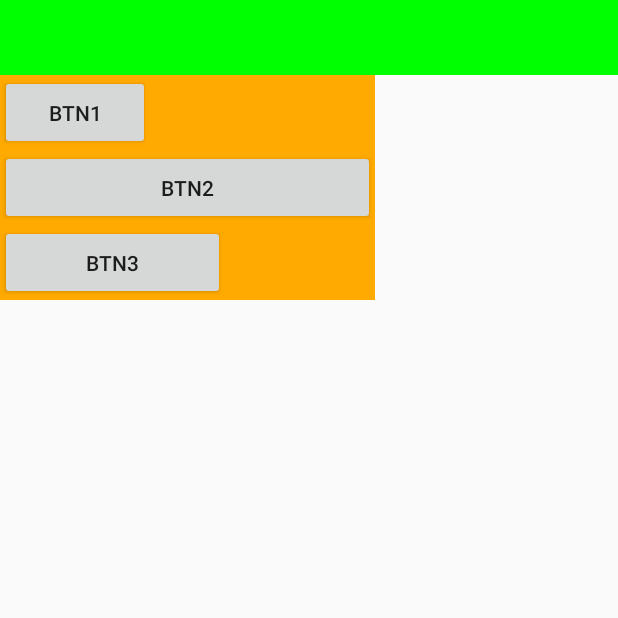
After one commit to MyGaozhd/StudyDemo, an Android app: the StudyViewActivity screen opened directly, with no data from a screen before it, on a phone screen of 412 x 824 dp, the top half of it. The commit adds this screen. Run offline under Robolectric (Android 15) with nearby library versions, the phone set to English and light mode, and no system bars; 3 statements that could not run were skipped.

Commit message:
1.自定义View 2.自定义ViewGroup

```diff
--- a/app/src/main/AndroidManifest.xml
+++ b/app/src/main/AndroidManifest.xml
@@ -48,6 +48,7 @@
         <activity android:name=".androidbase.widget.WidgetActivity" />
         <!--自定义控件-->
         <activity android:name=".androidbase.widget.testview.TestViewActivity" />
+        <activity android:name=".androidbase.widget.studyview.StudyViewActivity" />
 
         <!--广播注册-->
         <receiver android:name=".broadcast.Broadcast0" />
--- a/app/src/main/java/com/gaozhd/studydemo/androidbase/crash/RebootThreadExceptionHandler.java
+++ b/app/src/main/java/com/gaozhd/studydemo/androidbase/crash/RebootThreadExceptionHandler.java
@@ -1,3 +1,4 @@
+
 package com.gaozhd.studydemo.androidbase.crash;
 
 import android.app.AlarmManager;
@@ -40,7 +41,7 @@ public class RebootThreadExceptionHandler implements UncaughtExceptionHandler {
                 @Override
                 public void run() {
                     Looper.prepare();
-                    Toast.makeText(context, "很抱歉程序异常", Toast.LENGTH_SHORT)
+                    Toast.makeText(context, hintText, Toast.LENGTH_SHORT)
                             .show();
                     Looper.loop();
                 }
--- /dev/null
+++ b/app/src/main/java/com/gaozhd/studydemo/androidbase/widget/studyview/StudyView.java
@@ -0,0 +1,100 @@
+package com.gaozhd.studydemo.androidbase.widget.studyview;
+
+import android.content.Context;
+import android.content.res.TypedArray;
+import android.graphics.Canvas;
+import android.graphics.Color;
+import android.graphics.Paint;
+import android.support.annotation.Size;
+import android.util.AttributeSet;
+import android.util.TimingLogger;
+import android.view.View;
+
+import com.gaozhd.studydemo.R;
+import com.gaozhd.studydemo.utils.LogUtil;
+
+/**
+ * @author Gao Zhidong <gaozhidong@tiantanhehe.com>
+ * @ClassName: StudyView
+ * @Description: ${todo}
+ * @date 2016/10/31 10:35
+ */
+public class StudyView extends View {
+
+    private int backColor = Color.parseColor("#00ff00");
+    private Paint paint;
+
+    public StudyView(Context context) {
+        super(context);
+    }
+
+    public StudyView(Context context, AttributeSet attrs) {
+        super(context, attrs);
+        initData(context, attrs);
+        if (paint == null)
+            paint = new Paint();
+    }
+
+    private void initData(Context context, AttributeSet attrs) {
+        if (attrs == null) return;
+        TypedArray a = context.obtainStyledAttributes(attrs, R.styleable.StudyView);
+        backColor = a.getColor(R.styleable.StudyView_studyview_backColor, backColor);
+        a.recycle();
+    }
+
+    @Override
+    protected void onMeasure(int widthMeasureSpec, int heightMeasureSpec) {
+        super.onMeasure(widthMeasureSpec, heightMeasureSpec);
+
+        int width = getDrawSize(0, 200, widthMeasureSpec);
+        int height = getDrawSize(1, 200, heightMeasureSpec);
+
+        setMeasuredDimension(width, height);
+    }
+
+    private int getDrawSize(int type, int defaultSize, int measureSpec) {
+        int measureSize = defaultSize;
+        int mode = MeasureSpec.getMode(measureSpec);
+        int size = MeasureSpec.getSize(measureSpec);
+        switch (mode) {
+            case MeasureSpec.UNSPECIFIED://父容器没有对当前View有任何限制，当前View可以任意取尺寸
+                measureSize = defaultSize;
+                break;
+            case MeasureSpec.EXACTLY://当前的尺寸就是当前View应该取的尺寸
+                measureSize = size;
+                break;
+            case MeasureSpec.AT_MOST://当前尺寸是当前View能取的最大尺寸
+                measureSize = defaultSize;
+                break;
+        }
+
+        LogUtil.log("" + (type == 0 ? "width:" : "height:") + " mode:" + getMode(mode) + " size:" + size);
+        return measureSize;
+    }
+
+    private String getMode(int measureSpec) {
+        String modeType = "";
+        int mode = MeasureSpec.getMode(measureSpec);
+        switch (mode) {
+            case MeasureSpec.UNSPECIFIED://父容器没有对当前View有任何限制，当前View可以任意取尺寸
+                modeType = "MeasureSpec.UNSPECIFIED";
+                break;
+            case MeasureSpec.EXACTLY://当前的尺寸就是当前View应该取的尺寸
+                modeType = "MeasureSpec.EXACTLY";
+                break;
+            case MeasureSpec.AT_MOST://当前尺寸是当前View能取的最大尺寸
+                modeType = "MeasureSpec.AT_MOST";
+                break;
+        }
+
+        return modeType;
+    }
+
+    @Override
+    protected void onDraw(Canvas canvas) {
+        super.onDraw(canvas);
+
+        //画背景
+        canvas.drawColor(backColor);
+    }
+}
--- /dev/null
+++ b/app/src/main/java/com/gaozhd/studydemo/androidbase/widget/studyview/StudyViewActivity.java
@@ -0,0 +1,21 @@
+package com.gaozhd.studydemo.androidbase.widget.studyview;
+
+import android.os.Bundle;
+
+import com.gaozhd.studydemo.R;
+import com.gaozhd.studydemo.activity.BaseActivity;
+
+/**
+ * @author Gao Zhidong <gaozhidong@tiantanhehe.com>
+ * @ClassName: StudyViewActivity
+ * @Description: ${todo}
+ * @date 2016/10/31 10:53
+ */
+public class StudyViewActivity extends BaseActivity {
+
+    @Override
+    protected void onCreate(Bundle savedInstanceState) {
+        super.onCreate(savedInstanceState);
+        setContentView(R.layout.layout_widget_studyview);
+    }
+}
--- /dev/null
+++ b/app/src/main/java/com/gaozhd/studydemo/androidbase/widget/studyview/StudyViewGroup.java
@@ -0,0 +1,96 @@
+package com.gaozhd.studydemo.androidbase.widget.studyview;
+
+import android.content.Context;
+import android.hardware.Camera;
+import android.util.AttributeSet;
+import android.view.View;
+import android.view.ViewGroup;
+
+/**
+ * @author Gao Zhidong <gaozhidong@tiantanhehe.com>
+ * @ClassName: StudyViewGroup
+ * @Description: 类似LinearLayout 上下布局   width 所有子view中最大的宽度   height 所有子view的高度之和
+ * @date 2016/10/31 14:28
+ */
+public class StudyViewGroup extends ViewGroup {
+
+    public StudyViewGroup(Context context) {
+        super(context);
+    }
+
+    public StudyViewGroup(Context context, AttributeSet attrs) {
+        super(context, attrs);
+    }
+
+    @Override
+    protected void onMeasure(int widthMeasureSpec, int heightMeasureSpec) {
+        super.onMeasure(widthMeasureSpec, heightMeasureSpec);
+        measureChildren(widthMeasureSpec, heightMeasureSpec);
+
+        int widthMode = MeasureSpec.getMode(widthMeasureSpec);
+        int width = MeasureSpec.getSize(widthMeasureSpec);
+
+        int heightMode = MeasureSpec.getMode(heightMeasureSpec);
+        int height = MeasureSpec.getSize(heightMeasureSpec);
+
+        int childCount = getChildCount();
+
+        if (childCount == 0) {
+            setMeasuredDimension(0, 0);
+        } else {
+
+            if (widthMode == MeasureSpec.AT_MOST && heightMode == MeasureSpec.AT_MOST) {
+                setMeasuredDimension(getGroupMaxWidthSize(childCount), getGroupMaxHeightSize(childCount));
+            } else if (widthMode == MeasureSpec.AT_MOST) {
+                setMeasuredDimension(getGroupMaxWidthSize(childCount), height);
+            } else if (heightMode == MeasureSpec.AT_MOST) {
+                setMeasuredDimension(width, getGroupMaxHeightSize(childCount));
+            }
+        }
+    }
+
+    /**
+     * @Title: getGroupMaxWidthSize
+     * @Description: 获取group的最大宽度
+     * @author Gao Zhidong <gaozhidong@tiantanhehe.com>
+     * @date 2016/10/31 14:49
+     */
+    private int getGroupMaxWidthSize(int childCount) {
+        int returnWidth = 0;
+        for (int i = 0; i < childCount; i++) {
+            View view = getChildAt(i);
+            if (view.getMeasuredWidth() > returnWidth)
+                returnWidth = view.getMeasuredWidth();
+        }
+        return returnWidth;
+    }
+
+    /**
+     * @Title: getGroupMaxHeightSize
+     * @Description: 获取group的所有view的高度的和
+     * @author Gao Zhidong <gaozhidong@tiantanhehe.com>
+     * @date 2016/10/31 14:49
+     */
+    private int getGroupMaxHeightSize(int childCount) {
+        int returnHeight = 0;
+        for (int i = 0; i < childCount; i++) {
+            returnHeight += getChildAt(i).getMeasuredHeight();
+        }
+        return returnHeight;
+    }
+
+    @Override
+    protected void onLayout(boolean changed, int l, int t, int r, int b) {
+
+        int childCount = getChildCount();
+        int curHeight = 0;
+
+        for (int i = 0; i < childCount; i++) {
+            View child = getChildAt(i);
+            int height = child.getMeasuredHeight();
+            int width = child.getMeasuredWidth();
+            child.layout(l, curHeight, l + width, curHeight + height);
+            curHeight += height;
+        }
+    }
+}
--- /dev/null
+++ b/app/src/main/res/layout/layout_widget_studyview.xml
@@ -0,0 +1,34 @@
+<?xml version="1.0" encoding="utf-8"?>
+<LinearLayout xmlns:android="http://schemas.android.com/apk/res/android"
+    xmlns:studyview="http://schemas.android.com/apk/res-auto"
+    android:layout_width="match_parent"
+    android:layout_height="match_parent"
+    android:orientation="vertical">
+
+    <com.gaozhd.studydemo.androidbase.widget.studyview.StudyView
+        android:layout_width="match_parent"
+        android:layout_height="50dp"
+        studyview:studyview_backColor="#ff0000" />
+
+    <com.gaozhd.studydemo.androidbase.widget.studyview.StudyViewGroup
+        android:layout_width="wrap_content"
+        android:layout_height="wrap_content"
+        android:background="#ffaa00">
+
+        <Button
+            android:layout_width="100dp"
+            android:layout_height="50dp"
+            android:text="btn1" />
+
+        <Button
+            android:layout_width="250dp"
+            android:layout_height="50dp"
+            android:text="btn2" />
+
+        <Button
+            android:layout_width="150dp"
+            android:layout_height="50dp"
+            android:text="btn3" />
+    </com.gaozhd.studydemo.androidbase.widget.studyview.StudyViewGroup>
+
+</LinearLayout>
--- a/app/src/main/res/values/activityarrays.xml
+++ b/app/src/main/res/values/activityarrays.xml
@@ -3,6 +3,7 @@
 
     <!-- 所有的Activity -->
     <string-array name="allActivity">
+
         <!-- 0 Broadcast -->
         <item>Broadcast Reseiver</item>
         <!-- 1 切换皮肤 -->
@@ -79,6 +80,8 @@
 
         <!-- 0 testView -->
         <item>TestView</item>
+        <!-- 1 studyview -->
+        <item>StudyView</item>
     </string-array>
 
 </resources>
```
Also changed, not shown: app/src/main/java/com/gaozhd/studydemo/activity/MainActivity.java (+15 -48 lines), app/src/main/java/com/gaozhd/studydemo/activity/ShowListActivity.java (added, +57 -0 lines), app/src/main/java/com/gaozhd/studydemo/androidbase/AndroidBaseActivity.java (+7 -43 lines), app/src/main/java/com/gaozhd/studydemo/androidbase/widget/WidgetActivity.java (+11 -32 lines), app/src/main/java/com/gaozhd/studydemo/designpattern/DesignPatternActivity.java (+7 -36 lines), app/src/main/java/com/gaozhd/studydemo/javabase/JavaBaseActivity.java (+7 -32 lines).
